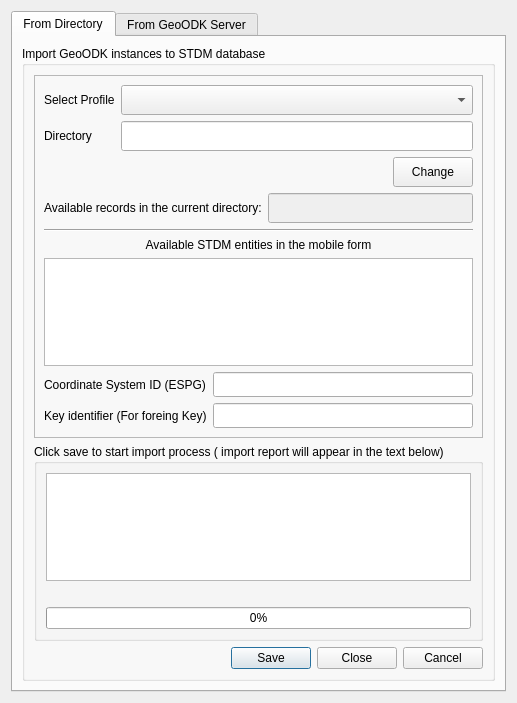
gltn/stdm, file ui/ui_geoodk_import.ui: the form before one commit.
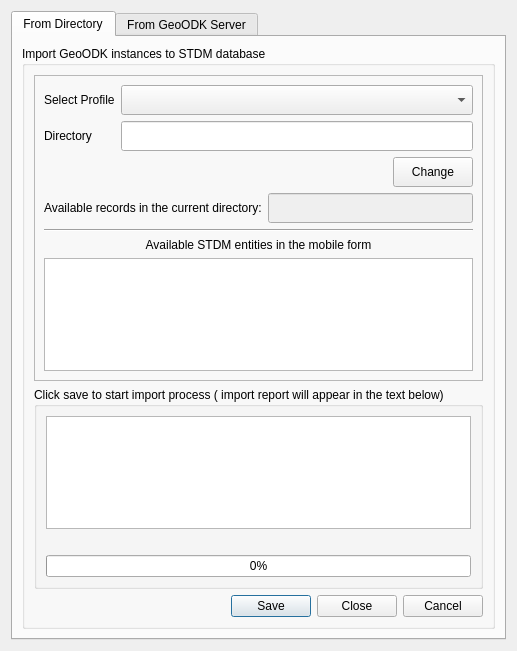
The form after the commit.

```diff
--- a/ui/ui_geoodk_import.ui
+++ b/ui/ui_geoodk_import.ui
@@ -7,7 +7,7 @@
     <x>0</x>
     <y>0</y>
     <width>517</width>
-    <height>703</height>
+    <height>651</height>
    </rect>
   </property>
   <property name="windowTitle">
@@ -162,44 +162,6 @@
                </property>
               </widget>
              </item>
-             <item row="4" column="0">
-              <layout class="QGridLayout" name="gridLayout_12">
-               <item row="0" column="0">
-                <widget class="QLabel" name="label_13">
-                 <property name="text">
-                  <string>Coordinate System ID (ESPG)</string>
-                 </property>
-                </widget>
-               </item>
-               <item row="0" column="1">
-                <widget class="QLineEdit" name="txt_espg">
-                 <property name="minimumSize">
-                  <size>
-                   <width>0</width>
-                   <height>25</height>
-                  </size>
-                 </property>
-                </widget>
-               </item>
-               <item row="1" column="0">
-                <widget class="QLabel" name="label_14">
-                 <property name="text">
-                  <string>Key identifier (For foreing Key)</string>
-                 </property>
-                </widget>
-               </item>
-               <item row="1" column="1">
-                <widget class="QLineEdit" name="txt_unique_key">
-                 <property name="minimumSize">
-                  <size>
-                   <width>0</width>
-                   <height>25</height>
-                  </size>
-                 </property>
-                </widget>
-               </item>
-              </layout>
-             </item>
             </layout>
            </widget>
           </item>
```
Left out of the diff: 28 changed lines with no effect on the pictures.
